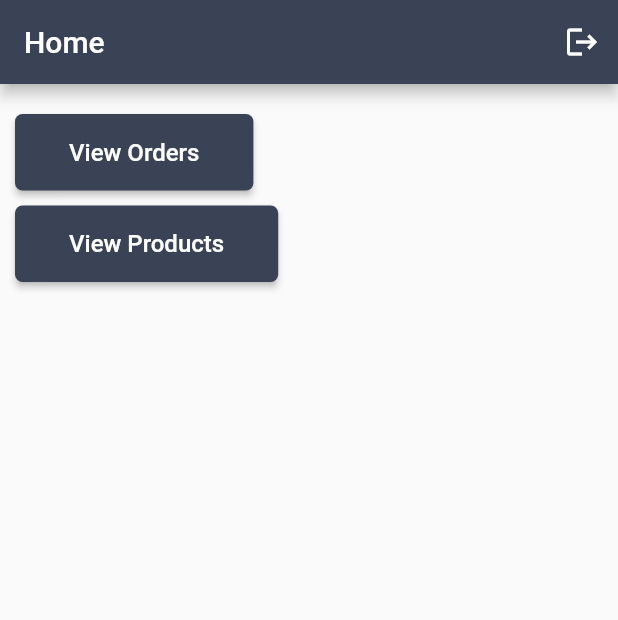
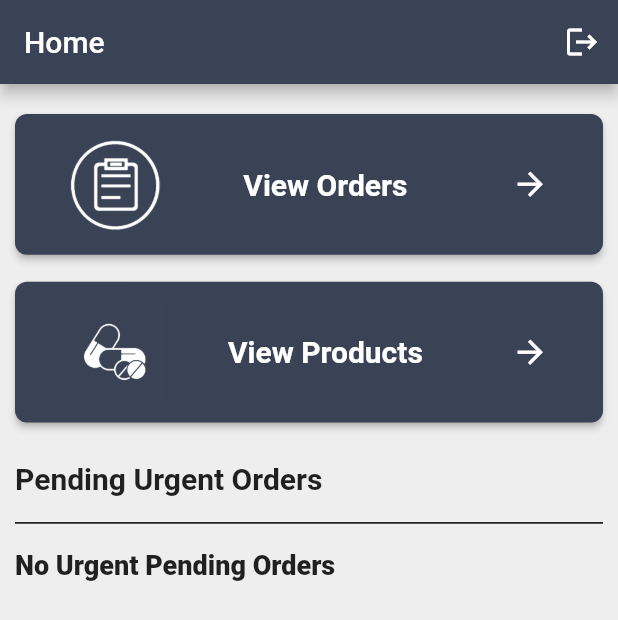
Before and after one commit to aakashabhi/Care2x, a Flutter app: the VendorHomePage screen opened directly with empty values, on a phone screen of 412 x 824 dp. Shown: the top 620 px of the screen. Run offline on Flutter 3.47's test engine with Material 2 defaults, Android fonts, the phone set to English and light mode, and no system bars; our stand-ins replace awesome_dialog, bloc, cloud_firestore, curved_navigation_bar, firebase_auth, firebase_core and 5 more; missing offline and left inert: dart:ffi, flutter_elegant_number_button; accounts and stored records are empty; network calls fail.

Commit message:
vendor home page modified

```diff
--- a/care2x/lib/vendor/provider/order_provider.dart
+++ b/care2x/lib/vendor/provider/order_provider.dart
@@ -12,6 +12,7 @@ class OrderProvider extends ChangeNotifier {
 
   List<OrderModel> myOrders = [];
   List<ProductModel> myProducts = [];
+  List<OrderModel> urgentPendingOrders = [];
 
   OrderProvider({required this.vendorId});
 
@@ -73,6 +74,16 @@ class OrderProvider extends ChangeNotifier {
           orderDate: order['orderDate'].toDate(),
           totalCost: order['totalCost'].toDouble(),
           items: itemsList));
+      if (order['isComplete'] == false && order['isUrgent'] == true) {
+        urgentPendingOrders.add(OrderModel(
+            address: address,
+            email: order['email'],
+            isComplete: order['isComplete'],
+            isUrgent: order['isUrgent'],
+            orderDate: order['orderDate'].toDate(),
+            totalCost: order['totalCost'].toDouble(),
+            items: itemsList));
+      }
     }
 
     print('got my orders');
--- a/care2x/lib/vendor/ui/presentation/vendor_home_page.dart
+++ b/care2x/lib/vendor/ui/presentation/vendor_home_page.dart
@@ -3,6 +3,7 @@ import 'package:care2x/vendor/provider/order_provider.dart';
 import 'package:care2x/vendor/provider/product_provider.dart';
 import 'package:care2x/vendor/ui/presentation/view_orders_page.dart';
 import 'package:care2x/vendor/ui/presentation/view_products_page.dart';
+import 'package:care2x/vendor/ui/widgets/pending_order.dart';
 import 'package:flutter/material.dart';
 import 'package:flutter_bloc/flutter_bloc.dart';
 import 'package:provider/provider.dart';
@@ -21,6 +22,7 @@ class _VendorHomePageState extends State<VendorHomePage> {
   @override
   Widget build(BuildContext context) {
     return Scaffold(
+      backgroundColor: Colors.grey[200],
       appBar: AppBar(
         automaticallyImplyLeading: false,
         title: Text('Home'),
@@ -47,23 +49,47 @@ class _VendorHomePageState extends State<VendorHomePage> {
                         child: ViewOrdersPage())));
               },
               shape: RoundedRectangleBorder(
-                borderRadius: BorderRadius.circular(5),
+                borderRadius: BorderRadius.circular(8),
               ),
               child: Padding(
                 padding:
                     const EdgeInsets.symmetric(vertical: 16, horizontal: 20),
-                child: Text(
+                child: Row(
+                  mainAxisSize: MainAxisSize.max,
+                  mainAxisAlignment: MainAxisAlignment.spaceBetween,
+                  children: [
+                    Image.asset(
+                      'assets/images/orders.png',
+                      width: MediaQuery.of(context).size.width * .15,
+                      height: MediaQuery.of(context).size.width * .15,
+                      color: Colors.white,
+                    ),
+                    SizedBox(
+                      height: 16,
+                    ),
+                    Text(
                       'View Orders',
                       style: TextStyle(
                         color: Colors.white,
-                    fontSize: 16,
+                        fontSize: 20,
+                        fontWeight: FontWeight.bold,
                       ),
+                    ),
+                    SizedBox(
+                      width: 15,
+                    ),
+                    Icon(
+                      Icons.arrow_forward,
+                      size: 25,
+                      color: Colors.white,
+                    ),
+                  ],
                 ),
               ),
               color: buttonColor,
             ),
             SizedBox(
-              height: 10,
+              height: 18,
             ),
             MaterialButton(
               onPressed: () {
@@ -74,20 +100,67 @@ class _VendorHomePageState extends State<VendorHomePage> {
                         child: ViewProductsPage())));
               },
               shape: RoundedRectangleBorder(
-                  borderRadius: BorderRadius.circular(5)),
+                  borderRadius: BorderRadius.circular(8)),
               child: Padding(
                 padding:
                     const EdgeInsets.symmetric(vertical: 16, horizontal: 20),
-                child: Text(
+                child: Row(
+                  mainAxisSize: MainAxisSize.max,
+                  mainAxisAlignment: MainAxisAlignment.spaceBetween,
+                  children: [
+                    Image.asset(
+                      'assets/images/products.png',
+                      width: MediaQuery.of(context).size.width * .15,
+                      height: MediaQuery.of(context).size.width * .15,
+                      color: Colors.white,
+                    ),
+                    SizedBox(
+                      height: 16,
+                    ),
+                    Text(
                       'View Products',
                       style: TextStyle(
                         color: Colors.white,
-                    fontSize: 16,
+                        fontSize: 20,
+                        fontWeight: FontWeight.bold,
                       ),
+                    ),
+                    SizedBox(
+                      width: 15,
+                    ),
+                    Icon(
+                      Icons.arrow_forward,
+                      size: 25,
+                      color: Colors.white,
+                    ),
+                  ],
                 ),
               ),
               color: buttonColor,
             ),
+            SizedBox(
+              height: 26,
+            ),
+            Text(
+              'Pending Urgent Orders',
+              style: TextStyle(
+                fontSize: 20,
+                fontWeight: FontWeight.w700,
+              ),
+            ),
+            SizedBox(
+              height: 10,
+            ),
+            Divider(
+              thickness: 1,
+              color: Colors.black,
+            ),
+            SizedBox(
+              height: 10,
+            ),
+            ChangeNotifierProvider(
+                create: (context)=>OrderProvider(vendorId: widget.vendorId),
+                child: PendingUrgentOrder()),
           ],
         ),
       ),
--- a/care2x/lib/vendor/ui/presentation/view_orders_page.dart
+++ b/care2x/lib/vendor/ui/presentation/view_orders_page.dart
@@ -36,7 +36,7 @@ class _ViewOrdersPageState extends State<ViewOrdersPage> {
           backgroundColor: appBarColor,
         ),
         body: context.watch<OrderProvider>().gotOrders == true
-            ? (orders.length > 0
+            ? (context.watch<OrderProvider>().myOrders.length > 0
                 ? Padding(
                     padding: const EdgeInsets.symmetric(
                         vertical: 10, horizontal: 10),
@@ -47,14 +47,15 @@ class _ViewOrdersPageState extends State<ViewOrdersPage> {
                       itemCount: orders.length,
                     ),
                   )
-                : SpinKitCircle(
-                    color: Colors.black,
+                : Center(
+                    child: Text(
+                      'No Orders',
+                      style:
+                          TextStyle(fontSize: 20, fontWeight: FontWeight.bold),
+                    ),
                   ))
-            : Center(
-                child: Text(
-                  'No Orders',
-                  style: TextStyle(fontSize: 20, fontWeight: FontWeight.bold),
-                ),
+            : SpinKitCircle(
+                color: Colors.black,
               ));
   }
 }
--- /dev/null
+++ b/care2x/lib/vendor/ui/widgets/pending_order.dart
@@ -0,0 +1,48 @@
+import 'package:care2x/vendor/provider/order_provider.dart';
+import 'package:care2x/vendor/ui/widgets/order_card.dart';
+import 'package:flutter/material.dart';
+import 'package:flutter/scheduler.dart';
+import 'package:flutter_spinkit/flutter_spinkit.dart';
+import 'package:provider/provider.dart';
+
+class PendingUrgentOrder extends StatefulWidget {
+  const PendingUrgentOrder({Key? key}) : super(key: key);
+
+  @override
+  State<PendingUrgentOrder> createState() => _PendingUrgentOrderState();
+}
+
+class _PendingUrgentOrderState extends State<PendingUrgentOrder> {
+  void initState() {
+    final OrderProvider orderProvider = context.read<OrderProvider>();
+    SchedulerBinding.instance!.addPostFrameCallback((timeStamp) async {
+      await orderProvider.getOrders();
+    });
+    super.initState();
+  }
+
+  @override
+  Widget build(BuildContext context) {
+    var pendingWatchContext = context.watch<OrderProvider>();
+    var pendingReadContext = context.read<OrderProvider>();
+    return pendingWatchContext.gotOrders == true
+        ? (pendingWatchContext.urgentPendingOrders.length > 0
+            ? Expanded(
+                child: ListView.builder(
+                  itemBuilder: (context, index) {
+                    return OrderCard(
+                        order: pendingReadContext.urgentPendingOrders[index],
+                        index: index);
+                  },
+                  itemCount: pendingReadContext.urgentPendingOrders.length,
+                ),
+              )
+            : Text(
+                'No Urgent Pending Orders',
+                style: TextStyle(fontSize: 18, fontWeight: FontWeight.w900),
+              ))
+        : SpinKitCircle(
+            color: Colors.black,
+          );
+  }
+}
```
Also changed, not shown: care2x/assets/images/orders.png (added), care2x/assets/images/products.png (added). Lines whose indentation alone changed are shown as unchanged.
